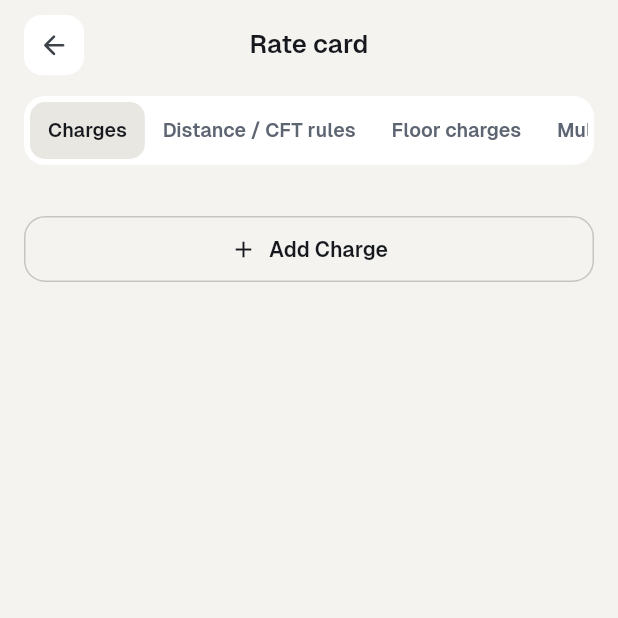
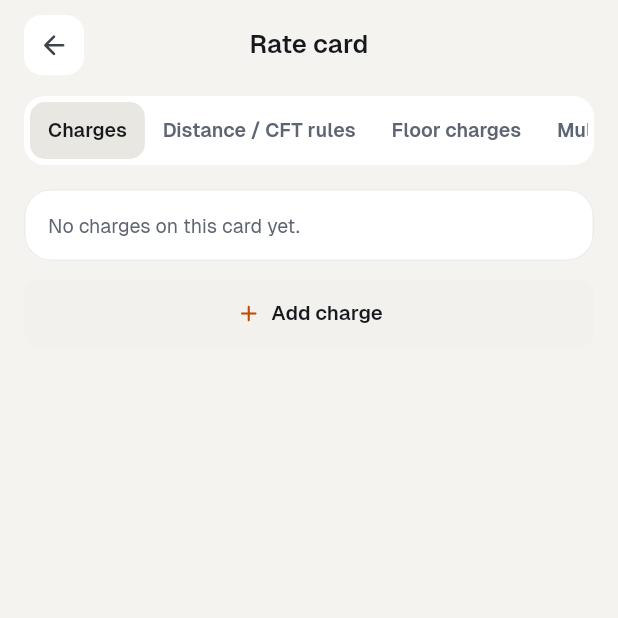
Before and after one commit to Arunpnm/Nagarva_app, a Flutter app: the RateCardDetailPageWidget screen opened by its route, on a phone screen of 412 x 824 dp, the top half of it. Run offline on Flutter 3.47's test engine with Material 3 defaults, Android fonts, the phone set to English and light mode, and no system bars; our stand-ins replace app_links, auto_size_text, dropdown_button2, file_picker, font_awesome_flutter, from_css_color and 9 more; missing offline and left inert: android_intent_plus, json_path; accounts and stored records are empty; generated files the repository leaves out were written again.

Commit message:
Trip and rate card detail on the shared detail layout

```diff
--- a/lib/rate_cards_page/rate_card_detail_page_widget.dart
+++ b/lib/rate_cards_page/rate_card_detail_page_widget.dart
@@ -388,109 +388,121 @@ class _RateCardDetailPageWidgetState extends State<RateCardDetailPageWidget>
     );
   }
 
-  Widget _chargesTab(NgPalette ng) {
-    return ListView(
-      padding: const EdgeInsets.all(16),
-      children: [
+  /// One tab: the rows in a hairline card, then an "Add …" button.
+  Widget _tab(NgPalette ng,
+          {required List<Widget> rows,
+          required String empty,
+          required String addLabel,
+          required VoidCallback onAdd}) =>
+      ListView(
+        padding: const EdgeInsets.fromLTRB(16, 8, 16, 32),
+        children: [
+          NgRowsCard(rows: rows, empty: empty),
+          const SizedBox(height: 12),
+          NgSecondaryButton(
+            icon: Icons.add_rounded,
+            iconColor: ng.acc,
+            label: addLabel,
+            height: 46,
+            onPressed: onAdd,
+          ),
+        ],
+      );
+
+  Widget _row(NgPalette ng,
+          {required String title,
+          required String subtitle,
+          String? value,
+          VoidCallback? onTap,
+          required VoidCallback onDelete}) =>
+      InkWell(
+        onTap: onTap,
+        child: Padding(
+          padding: const EdgeInsets.fromLTRB(14, 10, 4, 10),
+          child: Row(
+            children: [
+              Expanded(
+                child: Column(
+                  crossAxisAlignment: CrossAxisAlignment.start,
+                  children: [
+                    Text(title,
+                        style: NgFonts.geist(
+                            fontSize: 14,
+                            fontWeight: FontWeight.w500,
+                            color: ng.text)),
+                    const SizedBox(height: 2),
+                    Text(subtitle,
+                        style: NgFonts.geist(fontSize: 12.5, color: ng.mute)),
+                  ],
+                ),
+              ),
+              if (value != null)
+                Text(value,
+                    style: NgFonts.mono(
+                        fontSize: 13.5,
+                        fontWeight: FontWeight.w600,
+                        color: ng.text)),
+              IconButton(
+                  icon: Icon(Icons.delete_outline_rounded,
+                      size: 19, color: ng.mute),
+                  onPressed: onDelete),
+            ],
+          ),
+        ),
+      );
+
+  Widget _chargesTab(NgPalette ng) => _tab(ng,
+      rows: [
         for (final c in _charges)
-          ListTile(
-            title: Text(c.label?.isNotEmpty == true ? c.label! : c.chargeKey),
-            subtitle: Text('${c.unit} · ${c.isOptional ? "optional" : "required"}'),
-            trailing: Row(
-              mainAxisSize: MainAxisSize.min,
-              children: [
-                Text(_rupees(c.rate)),
-                IconButton(
-                    icon: const Icon(Icons.delete_outline, size: 18),
-                    onPressed: () => _deleteCharge(c)),
-              ],
-            ),
-          ),
-        const SizedBox(height: 8),
-        OutlinedButton.icon(
-            onPressed: _addCharge,
-            icon: const Icon(Icons.add, size: 18),
-            label: const Text('Add Charge')),
+          _row(ng,
+              title: c.label?.isNotEmpty == true ? c.label! : c.chargeKey,
+              subtitle: '${c.unit} · ${c.isOptional ? "optional" : "required"}',
+              value: _rupees(c.rate),
+              onDelete: () => _deleteCharge(c)),
       ],
-    );
-  }
+      empty: 'No charges on this card yet.',
+      addLabel: 'Add charge',
+      onAdd: _addCharge);
 
-  Widget _rulesTab(NgPalette ng) {
-    return ListView(
-      padding: const EdgeInsets.all(16),
-      children: [
+  Widget _rulesTab(NgPalette ng) => _tab(ng,
+      rows: [
         for (final r in _rules)
-          ListTile(
-            onTap: () => _editRule(r),
-            title: Text(
-                '${r.minKm}-${r.maxKm?.toStringAsFixed(0) ?? '∞'} km · ${r.minCft}-${r.maxCft?.toStringAsFixed(0) ?? '∞'} cft'),
-            subtitle: Text(
-                'Base ${_rupees(r.baseAmount)} + ${_rupees(r.perKmRate)}/km + ${_rupees(r.perCftRate)}/cft'),
-            trailing: IconButton(
-                icon: const Icon(Icons.delete_outline, size: 18),
-                onPressed: () => _deleteRule(r)),
-          ),
-        const SizedBox(height: 8),
-        OutlinedButton.icon(
-            onPressed: _addRule,
-            icon: const Icon(Icons.add, size: 18),
-            label: const Text('Add Rule')),
+          _row(ng,
+              onTap: () => _editRule(r),
+              title:
+                  '${r.minKm}–${r.maxKm?.toStringAsFixed(0) ?? '∞'} km · ${r.minCft}–${r.maxCft?.toStringAsFixed(0) ?? '∞'} CFT',
+              subtitle:
+                  'Base ${_rupees(r.baseAmount)} + ${_rupees(r.perKmRate)}/km + ${_rupees(r.perCftRate)}/CFT',
+              onDelete: () => _deleteRule(r)),
       ],
-    );
-  }
+      empty: 'No distance or CFT rules yet.',
+      addLabel: 'Add rule',
+      onAdd: _addRule);
 
-  Widget _floorsTab(NgPalette ng) {
-    return ListView(
-      padding: const EdgeInsets.all(16),
-      children: [
+  Widget _floorsTab(NgPalette ng) => _tab(ng,
+      rows: [
         for (final f in _floors)
-          ListTile(
-            onTap: () => _editFloorCharge(f),
-            title: Text('Floor ${f.floorFrom}-${f.floorTo}'),
-            subtitle: Text(f.hasLift ? 'With lift' : 'No lift'),
-            trailing: Row(
-              mainAxisSize: MainAxisSize.min,
-              children: [
-                Text(_rupees(f.amount)),
-                IconButton(
-                    icon: const Icon(Icons.delete_outline, size: 18),
-                    onPressed: () => _deleteFloorCharge(f)),
-              ],
-            ),
-          ),
-        const SizedBox(height: 8),
-        OutlinedButton.icon(
-            onPressed: _addFloorCharge,
-            icon: const Icon(Icons.add, size: 18),
-            label: const Text('Add Floor Charge')),
+          _row(ng,
+              onTap: () => _editFloorCharge(f),
+              title: 'Floor ${f.floorFrom}–${f.floorTo}',
+              subtitle: f.hasLift ? 'With lift' : 'No lift',
+              value: _rupees(f.amount),
+              onDelete: () => _deleteFloorCharge(f)),
       ],
-    );
-  }
+      empty: 'No floor charges yet.',
+      addLabel: 'Add floor charge',
+      onAdd: _addFloorCharge);
 
-  Widget _multipliersTab(NgPalette ng) {
-    return ListView(
-      padding: const EdgeInsets.all(16),
-      children: [
+  Widget _multipliersTab(NgPalette ng) => _tab(ng,
+      rows: [
         for (final m in _multipliers)
-          ListTile(
-            title: Text(m.name?.isNotEmpty == true ? m.name! : 'Multiplier'),
-            subtitle: Text('Applies to ${m.appliesTo}'),
-            trailing: Row(
-              mainAxisSize: MainAxisSize.min,
-              children: [
-                Text('${m.multiplierPct}%'),
-                IconButton(
-                    icon: const Icon(Icons.delete_outline, size: 18),
-                    onPressed: () => _deleteMultiplier(m)),
-              ],
-            ),
-          ),
-        const SizedBox(height: 8),
-        OutlinedButton.icon(
-            onPressed: _addMultiplier,
-            icon: const Icon(Icons.add, size: 18),
-            label: const Text('Add Multiplier')),
+          _row(ng,
+              title: m.name?.isNotEmpty == true ? m.name! : 'Multiplier',
+              subtitle: 'Applies to ${m.appliesTo}',
+              value: '${m.multiplierPct}%',
+              onDelete: () => _deleteMultiplier(m)),
       ],
-    );
-  }
+      empty: 'No multipliers yet.',
+      addLabel: 'Add multiplier',
+      onAdd: _addMultiplier);
 }
```
Also changed, not shown: lib/trips_page/trip_detail_page_widget.dart (+95 -117 lines).
